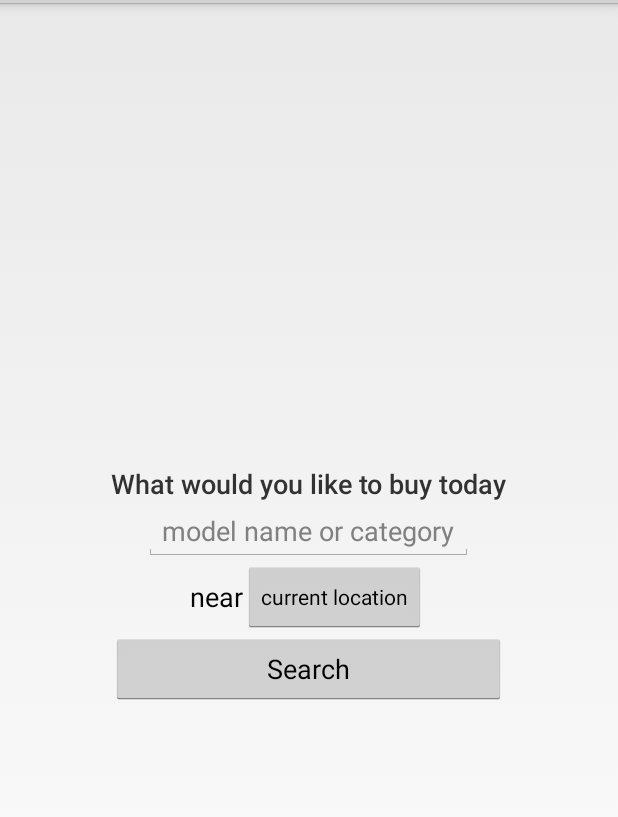
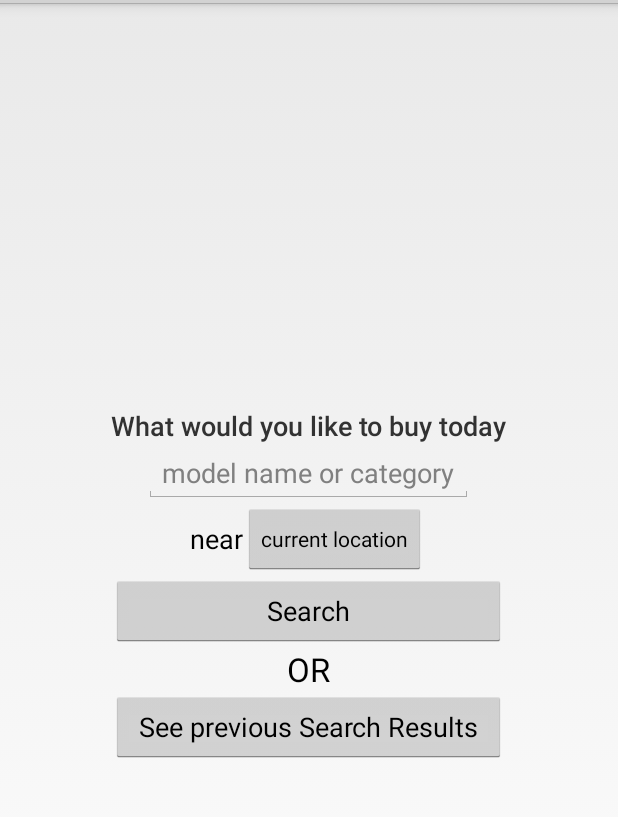
Before and after one commit to vedant1811/instano-android, an Android app: the layout fragment_purchase.xml on its own in the app's theme, with its tools: preview values and no code run, on a phone screen of 412 x 824 dp, the part 69-886 px from its top. Run offline under Robolectric (Android 15) with nearby library versions, the phone set to English and light mode, and no system bars; network calls fail.

```diff
--- a/app/src/main/java/com/instano/retailer/instano/PurchaseActivity.java
+++ b/app/src/main/java/com/instano/retailer/instano/PurchaseActivity.java
@@ -4,10 +4,12 @@ import android.app.ActionBar;
 import android.app.Activity;
 import android.app.Fragment;
 import android.app.FragmentManager;
+import android.content.Intent;
 import android.os.Bundle;
 import android.support.v4.widget.DrawerLayout;
 import android.view.Menu;
 import android.view.MenuItem;
+import android.view.View;
 
 
 public class PurchaseActivity extends Activity
@@ -72,6 +74,9 @@ public class PurchaseActivity extends Activity
         actionBar.setTitle(mTitle);
     }
 
+    public void gotoQuotationsButtonClicked(View view) {
+        startActivity(new Intent(this, QuotationListActivity.class));
+    }
 
     @Override
     public boolean onCreateOptionsMenu(Menu menu) {
--- a/app/src/main/java/com/instano/retailer/instano/QuotationListActivity.java
+++ b/app/src/main/java/com/instano/retailer/instano/QuotationListActivity.java
@@ -1,9 +1,11 @@
 package com.instano.retailer.instano;
 
 import android.app.Activity;
+import android.app.PendingIntent;
 import android.content.Intent;
 import android.os.Bundle;
 import android.support.v4.app.NavUtils;
+import android.support.v4.app.NotificationCompat;
 import android.util.Log;
 import android.view.MenuItem;
 
--- a/app/src/main/res/layout/fragment_purchase.xml
+++ b/app/src/main/res/layout/fragment_purchase.xml
@@ -72,6 +72,22 @@
             android:text="Search"
             android:id="@+id/search_button"
             android:layout_gravity="center"/>
+
+        <TextView
+            android:layout_width="wrap_content"
+            android:layout_height="wrap_content"
+            android:textAppearance="?android:attr/textAppearanceLarge"
+            android:text="OR"
+            android:id="@+id/textView"
+            android:layout_gravity="center_horizontal" />
+
+        <Button
+            android:layout_width="match_parent"
+            android:layout_height="wrap_content"
+            android:text="See previous Search Results"
+            android:id="@+id/gotoQuotationsButton"
+            android:layout_gravity="center_horizontal"
+            android:onClick="gotoQuotationsButtonClicked" />
     </LinearLayout>
 
 </GridLayout>
```
Also changed, not shown: app/src/main/java/com/instano/retailer/instano/JsonArrayRequest.java (added, +58 -0 lines), app/src/main/java/com/instano/retailer/instano/ServicesSingleton.java (+44 -8 lines).
